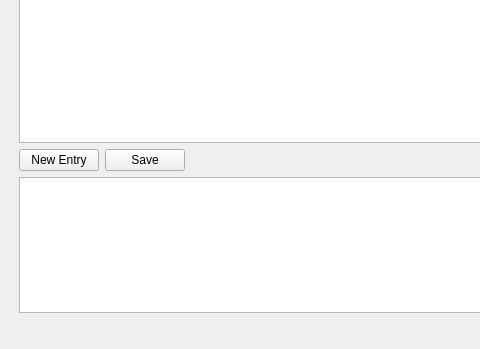
The window that mainwindow.ui (LJJS/deSEC-Manager) describes before a commit, drawn with Qt 5; both pictures show x 0 to 480 and y 431 to 780 of the 1280 by 780 pixel window.
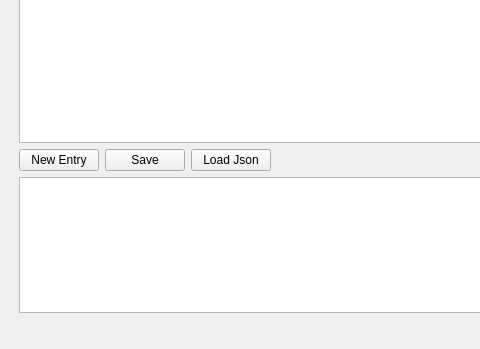
The same window after the commit. Icons and pictures are not drawn.

Commit message: Added Load from Json

```diff
--- a/mainwindow.ui
+++ b/mainwindow.ui
@@ -389,6 +389,13 @@
             </property>
            </widget>
           </item>
+          <item>
+           <widget class="QPushButton" name="btn_load">
+            <property name="text">
+             <string>Load Json</string>
+            </property>
+           </widget>
+          </item>
           <item>
            <spacer name="horizontalSpacer">
             <property name="orientation">
```
The commit also changes 1 other file.
